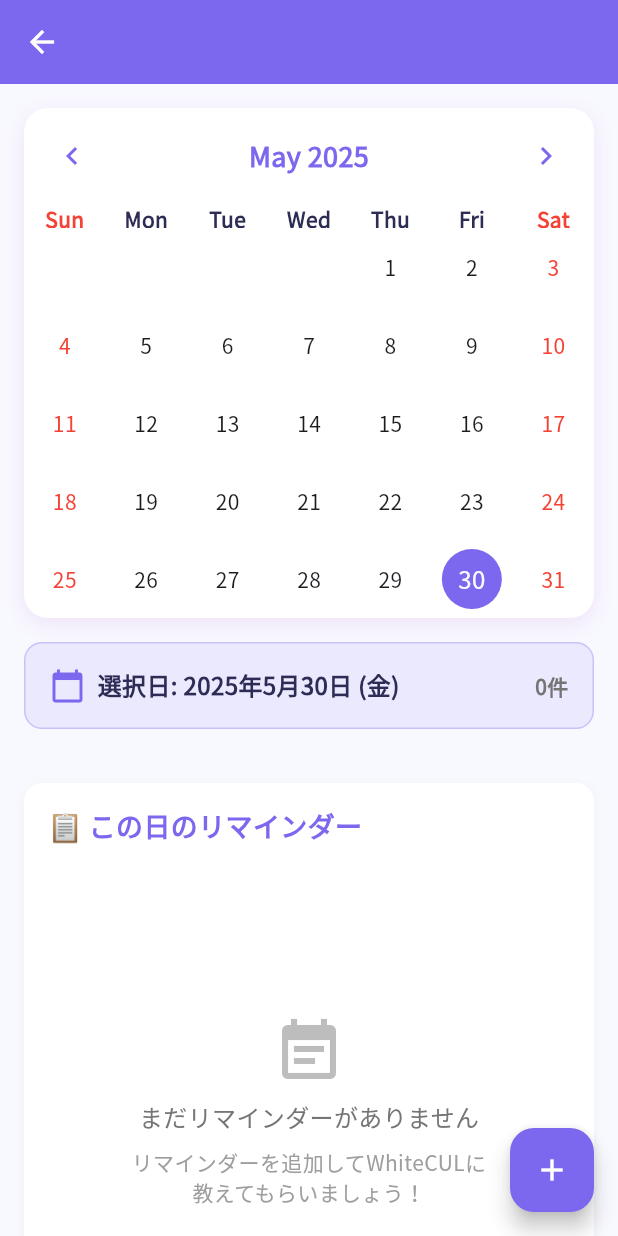
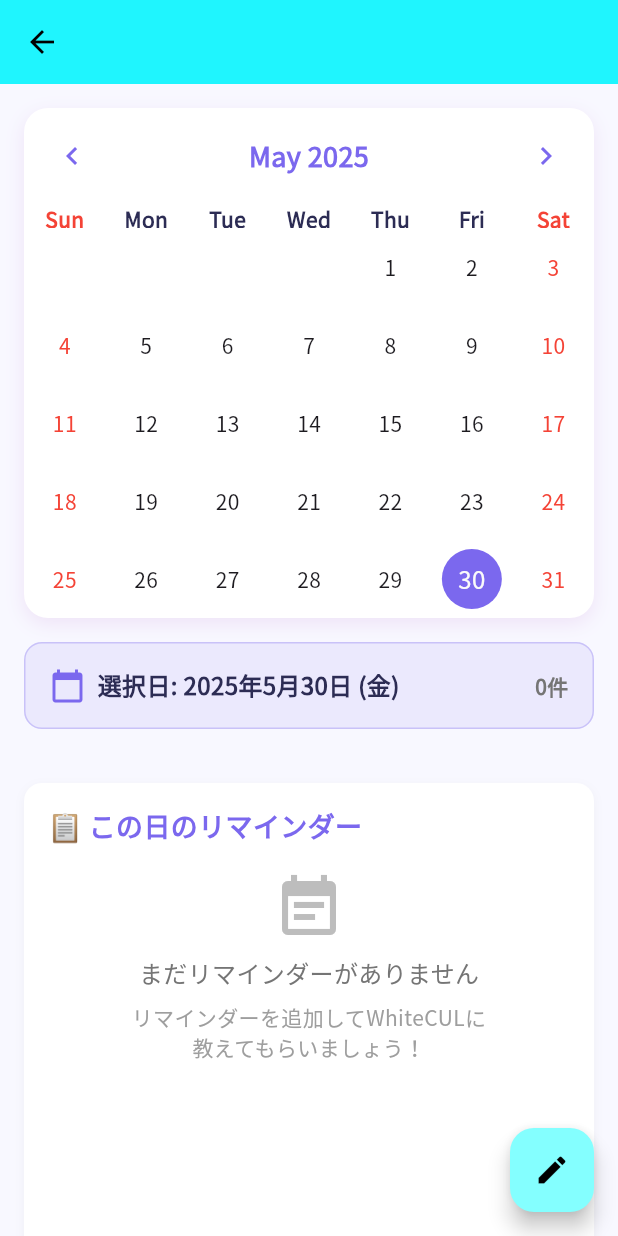
Before and after one commit to HikaruKusanagi27/whitecul_reminder_app, a Flutter app: the CalendarScreen screen opened directly, on a phone screen of 412 x 824 dp. Run offline on Flutter 3.47's test engine with Material 3 defaults, Android fonts, the light colour scheme and no system bars; drawn by our look-alikes of table_calendar; our stand-ins replace audioplayers, firebase_core, firebase_messaging, flutter_local_notifications, flutter_riverpod, flutter_tts and 3 more; missing offline and left inert: speech_balloon; accounts and stored records are empty.

Commit message:
no message

```diff
--- a/lib/screens/calendar_screen.dart
+++ b/lib/screens/calendar_screen.dart
@@ -28,8 +28,8 @@ class CalendarScreen extends ConsumerWidget {
 
     return Scaffold(
       appBar: AppBar(
-        backgroundColor: const Color(0xFF7B68EE),
-        foregroundColor: Colors.white,
+        backgroundColor: Colors.cyanAccent,
+        foregroundColor: Colors.black,
       ),
       body: SingleChildScrollView(
         child: Column(
@@ -187,7 +187,6 @@ class CalendarScreen extends ConsumerWidget {
                     ),
                     const SizedBox(height: 16),
                     SizedBox(
-                      height: 320, // リスト部分の高さを固定
                       child:
                           selectedDayReminders.isEmpty
                               ? Center(
@@ -337,8 +336,9 @@ class CalendarScreen extends ConsumerWidget {
             ),
           );
         },
-        backgroundColor: const Color(0xFF7B68EE),
-        child: const Icon(Icons.add, color: Colors.white),
+        backgroundColor: Colors.cyanAccent.shade100,
+
+        child: const Icon(Icons.create, color: Colors.black),
       ),
     );
   }
--- a/lib/services/notification_service.dart
+++ b/lib/services/notification_service.dart
@@ -1,5 +1,4 @@
 import 'package:flutter_local_notifications/flutter_local_notifications.dart';
-import 'package:flutter/services.dart';
 import 'package:timezone/timezone.dart' as tz;
 import 'package:timezone/data/latest.dart' as tz;
 import '../models/reminder.dart';
@@ -188,7 +187,8 @@ class NotificationService {
           notificationDetails,
           uiLocalNotificationDateInterpretation:
               UILocalNotificationDateInterpretation.absoluteTime,
-          payload: reminder.id, // リマインダーIDを渡す
+          payload: reminder.id,
+          androidScheduleMode: AndroidScheduleMode.exact,
         );
 
         print('✅ リマインダー通知をスケジュール: ${reminder.title} - ${reminder.dateTime}');
```
Also changed, not shown: lib/main.dart (+11 -15 lines), 6 other files.
